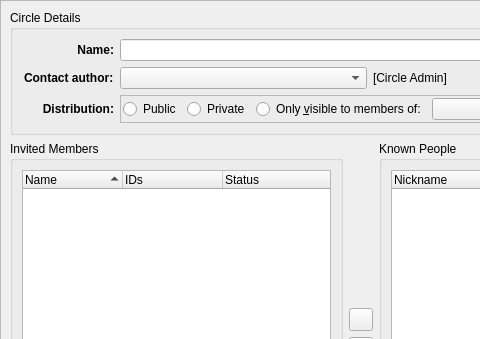
RetroShare/RetroShare, file retroshare-gui/src/gui/Circles/CreateCircleDialog.ui: the form before one commit; both pictures show x 0 to 480 and y 0 to 339 of the 721 by 561 pixel window.
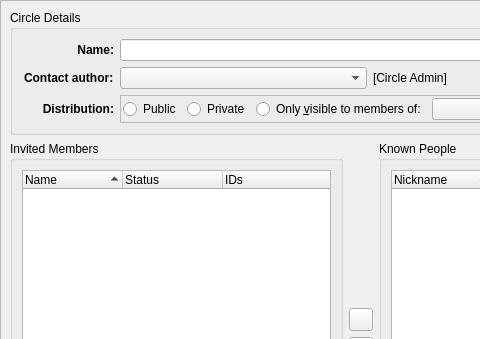
The form after the commit. Icons and pictures are not drawn. Custom widgets are drawn as their Qt base class.

Commit message:
Fixed update Membership counts
* reorder columns

What changed in the file:
```diff
--- a/retroshare-gui/src/gui/Circles/CreateCircleDialog.ui
+++ b/retroshare-gui/src/gui/Circles/CreateCircleDialog.ui
@@ -277,12 +277,12 @@
              </column>
              <column>
               <property name="text">
-               <string>IDs</string>
+               <string>Status</string>
               </property>
              </column>
              <column>
               <property name="text">
-               <string>Status</string>
+               <string>IDs</string>
               </property>
              </column>
             </widget>
```
The commit also changes 1 other file.
